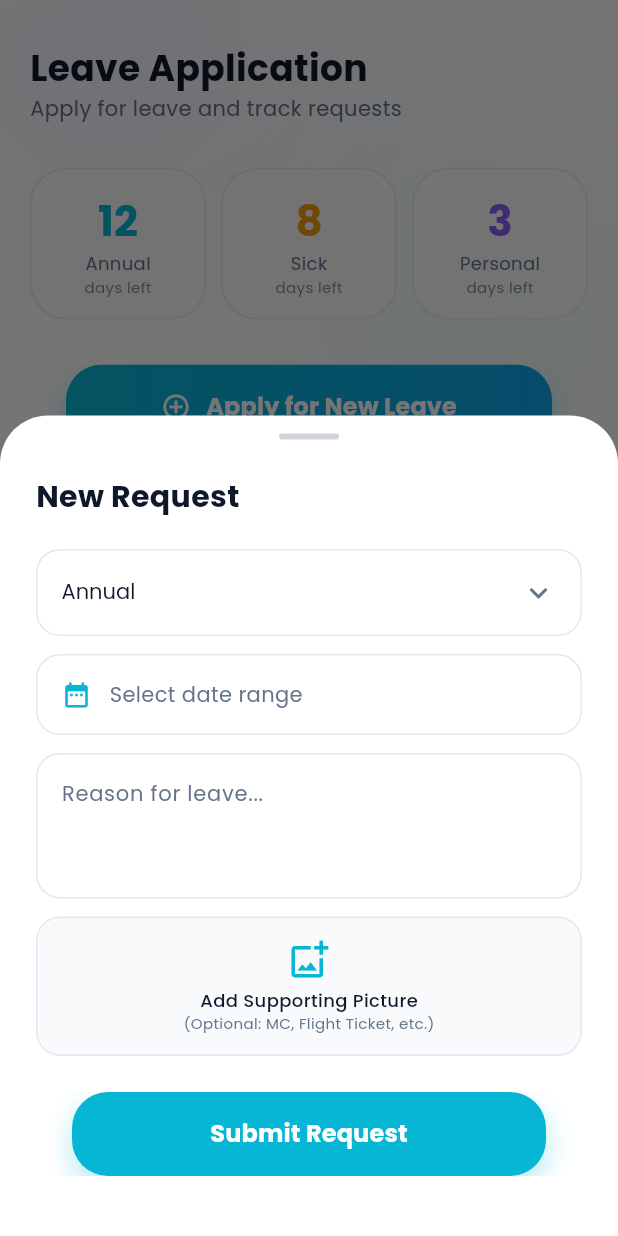
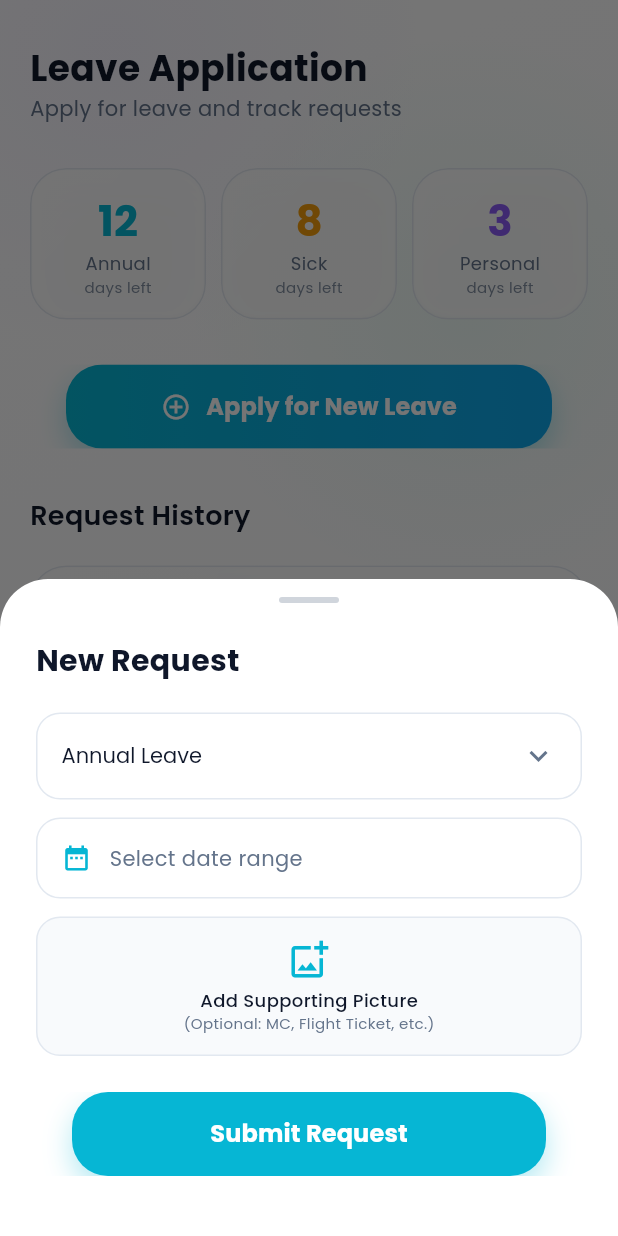
Before and after one commit to kautsarbaiq/HRM-APP, a Flutter app: the ShellScreen screen opened by its route, item 3 of the bottom bar chosen, after a tap on "Apply for New Leave", on a phone screen of 412 x 824 dp. Run offline on Flutter 3.47's test engine with Material 3 defaults, Android fonts, the light colour scheme and no system bars; our stand-ins replace fl_chart, flutter_staggered_animations, google_fonts, image_picker, local_auth, shimmer; missing offline and left inert: google_mlkit_text_recognition.

Commit message:
ui ux update on leave page

```diff
--- a/lib/screens/staff/leave_screen.dart
+++ b/lib/screens/staff/leave_screen.dart
@@ -16,10 +16,19 @@ class LeaveScreen extends StatefulWidget {
 
 class _LeaveScreenState extends State<LeaveScreen> {
   DateTimeRange? _selectedRange;
-  String _selectedType = 'Annual';
+  String _selectedType = 'Annual Leave';
   XFile? _pickedImage;
   final _reasonCtrl = TextEditingController();
-  final _types = ['Annual', 'Sick', 'Personal', 'Maternity'];
+  final _types = [
+    'Annual Leave',
+    'Medical Leave*',
+    'Maternity/ Paternity*',
+    'Compassionate*',
+    'Marriage Leave*',
+    'Study/ Exam Leave*',
+    'Unpaid Leave',
+    'Emergency / Reason:'
+  ];
   final _picker = ImagePicker();
 
   @override
@@ -117,10 +126,12 @@ class _LeaveScreenState extends State<LeaveScreen> {
                   ])),
               ),
               const SizedBox(height: 12),
-              Container(decoration: BoxDecoration(color: fieldBg, borderRadius: BorderRadius.circular(16), border: Border.all(color: outlineColor)),
-                child: TextField(controller: _reasonCtrl, maxLines: 3, style: GoogleFonts.poppins(color: onSurface, fontSize: 14),
-                  decoration: InputDecoration(hintText: 'Reason for leave...', hintStyle: GoogleFonts.poppins(color: onSurfaceVariant), border: InputBorder.none, contentPadding: const EdgeInsets.all(16)))),
-              const SizedBox(height: 12),
+              if (_selectedType == 'Emergency / Reason:') ...[
+                Container(decoration: BoxDecoration(color: fieldBg, borderRadius: BorderRadius.circular(16), border: Border.all(color: outlineColor)),
+                  child: TextField(controller: _reasonCtrl, maxLines: 3, style: GoogleFonts.poppins(color: onSurface, fontSize: 14),
+                    decoration: InputDecoration(hintText: 'Emergency reason details...', hintStyle: GoogleFonts.poppins(color: onSurfaceVariant), border: InputBorder.none, contentPadding: const EdgeInsets.all(16)))),
+                const SizedBox(height: 12),
+              ],
               // Supporting Picture Input
               GestureDetector(
                 onTap: () async {
```
